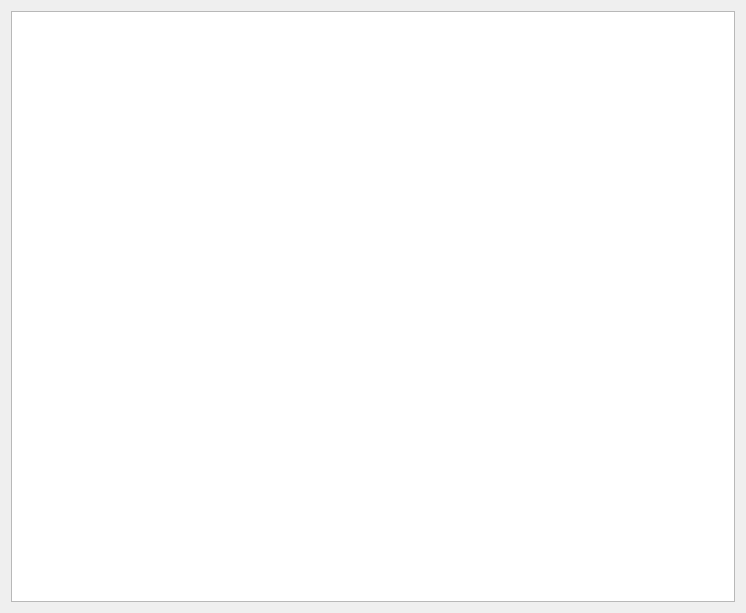
Before: the Qt Designer form thunderpanel.ui in h3r3x3/XLCloudClient, drawn with Qt 5.
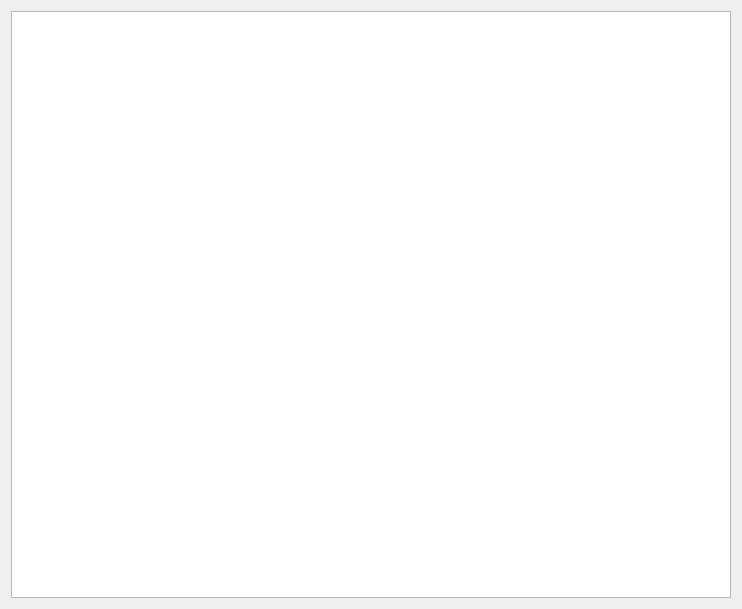
After: the same form once the commit is applied.

```diff
--- a/thunderpanel.ui
+++ b/thunderpanel.ui
@@ -6,8 +6,8 @@
    <rect>
     <x>0</x>
     <y>0</y>
-    <width>746</width>
-    <height>613</height>
+    <width>742</width>
+    <height>609</height>
    </rect>
   </property>
   <property name="windowTitle">
@@ -15,19 +15,19 @@
   </property>
   <layout class="QVBoxLayout" name="verticalLayout">
    <item>
-    <widget class="QTableView" name="tableView">
+    <widget class="QTreeView" name="treeView">
      <property name="contextMenuPolicy">
       <enum>Qt::CustomContextMenu</enum>
      </property>
      <property name="editTriggers">
       <set>QAbstractItemView::NoEditTriggers</set>
      </property>
-     <property name="selectionBehavior">
-      <enum>QAbstractItemView::SelectRows</enum>
+     <property name="iconSize">
+      <size>
+       <width>32</width>
+       <height>32</height>
+      </size>
      </property>
-     <attribute name="horizontalHeaderStretchLastSection">
-      <bool>true</bool>
-     </attribute>
     </widget>
    </item>
   </layout>
```
